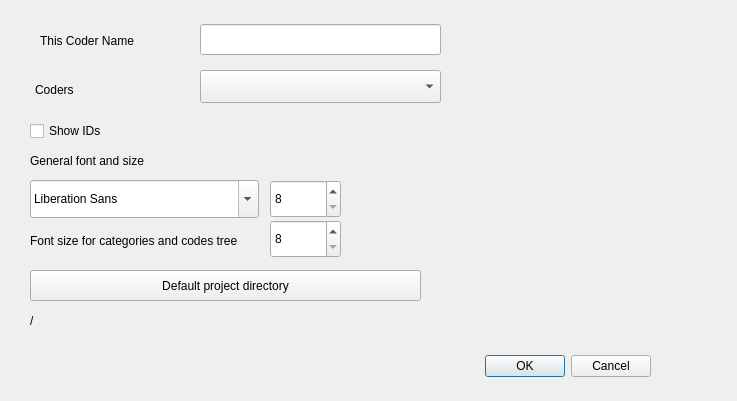
The window that GUI_UIs/ui_dialog_settings.ui (ccbogel/QualCoder) describes before a commit, drawn with Qt 5.
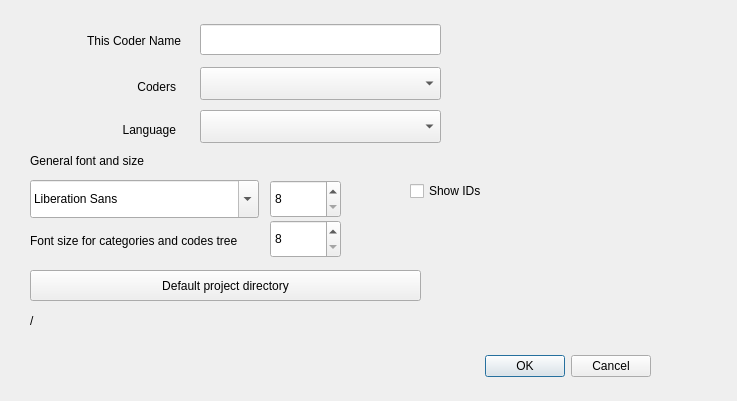
The same window after the commit.

Commit message: added language combobox

```diff
--- a/GUI_UIs/ui_dialog_settings.ui
+++ b/GUI_UIs/ui_dialog_settings.ui
@@ -51,6 +51,9 @@
    <property name="text">
     <string>This Coder Name</string>
    </property>
+   <property name="alignment">
+    <set>Qt::AlignRight|Qt::AlignTrailing|Qt::AlignVCenter</set>
+   </property>
   </widget>
   <widget class="QFontComboBox" name="fontComboBox">
    <property name="geometry">
@@ -97,8 +100,8 @@
   <widget class="QCheckBox" name="checkBox">
    <property name="geometry">
     <rect>
-     <x>30</x>
-     <y>120</y>
+     <x>410</x>
+     <y>180</y>
      <width>151</width>
      <height>22</height>
     </rect>
@@ -137,7 +140,7 @@
    <property name="geometry">
     <rect>
      <x>35</x>
-     <y>80</y>
+     <y>77</y>
      <width>141</width>
      <height>20</height>
     </rect>
@@ -145,12 +148,15 @@
    <property name="text">
     <string>Coders</string>
    </property>
+   <property name="alignment">
+    <set>Qt::AlignRight|Qt::AlignTrailing|Qt::AlignVCenter</set>
+   </property>
   </widget>
   <widget class="QComboBox" name="comboBox_coders">
    <property name="geometry">
     <rect>
      <x>200</x>
-     <y>70</y>
+     <y>67</y>
      <width>241</width>
      <height>33</height>
     </rect>
@@ -191,6 +197,35 @@
     <number>2</number>
    </property>
   </widget>
+  <widget class="QLabel" name="label_4">
+   <property name="geometry">
+    <rect>
+     <x>45</x>
+     <y>120</y>
+     <width>131</width>
+     <height>20</height>
+    </rect>
+   </property>
+   <property name="text">
+    <string>Language</string>
+   </property>
+   <property name="alignment">
+    <set>Qt::AlignRight|Qt::AlignTrailing|Qt::AlignVCenter</set>
+   </property>
+  </widget>
+  <widget class="QComboBox" name="comboBox_language">
+   <property name="geometry">
+    <rect>
+     <x>200</x>
+     <y>110</y>
+     <width>241</width>
+     <height>33</height>
+    </rect>
+   </property>
+   <property name="toolTip">
+    <string>&lt;html&gt;&lt;head/&gt;&lt;body&gt;&lt;p&gt;Close and open the software for the change in language to occur.&lt;/p&gt;&lt;/body&gt;&lt;/html&gt;</string>
+   </property>
+  </widget>
  </widget>
  <resources/>
  <connections>
```
Left out of the diff: 11 changed lines with no effect on the pictures.
